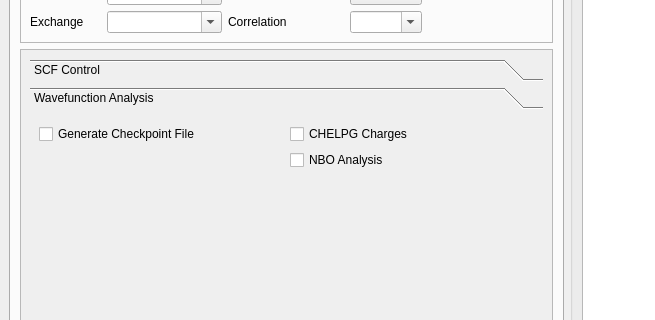
Before: the Qt Designer form src/Qui/QuiMainWindow.ui in nutjunkie/IQmol, drawn with Qt 5; both pictures show x 0 to 655 and y 180 to 500 of the 980 by 707 pixel window.
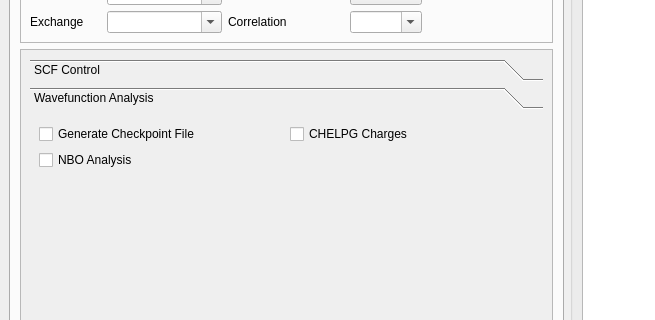
After: the same form once the commit is applied. The open tabs and pages were chosen to show the change. Icons and pictures are not drawn.

Diff of the .ui file:
```diff
--- a/src/Qui/QuiMainWindow.ui
+++ b/src/Qui/QuiMainWindow.ui
@@ -692,7 +692,7 @@
                     </property>
                    </widget>
                   </item>
-                  <item row="1" column="1">
+                  <item row="1" column="0">
                    <widget class="QCheckBox" name="nbo">
                     <property name="text">
                      <string>NBO Analysis</string>
```
